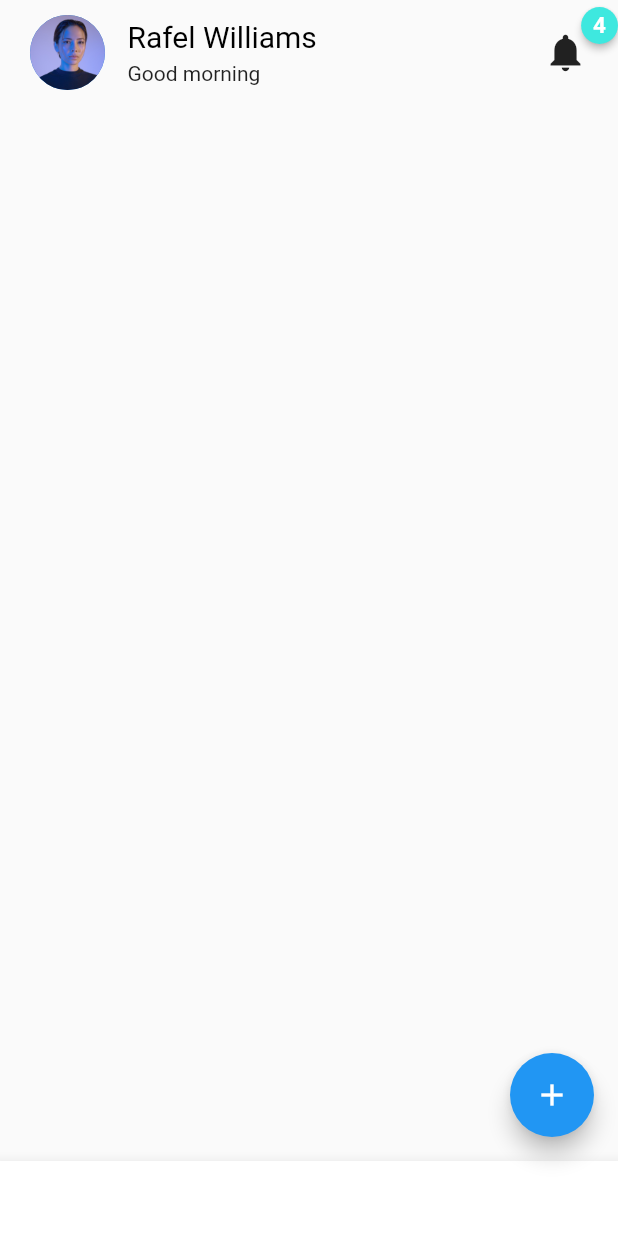
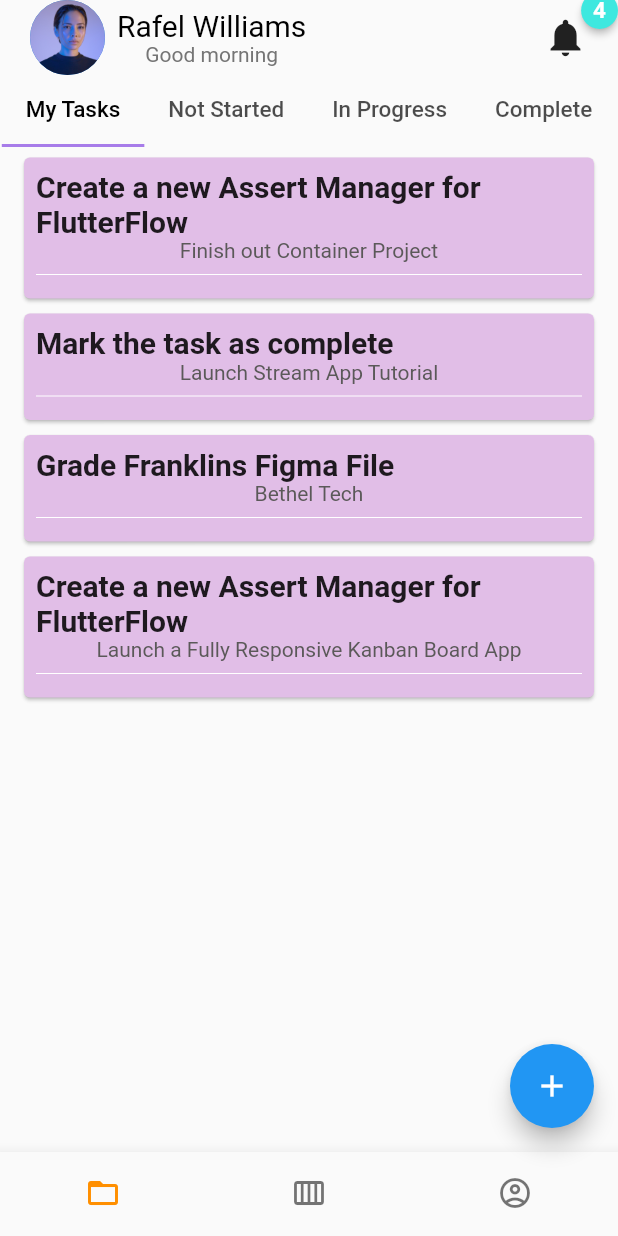
Before and after one commit to maureenyeh/UI-one, a Flutter app: the screen it shows after launch, after a tap on the "add" icon, on a phone screen of 412 x 824 dp. Run offline on Flutter 3.47's test engine with Material 2 defaults, Android fonts, the phone set to English and light mode, and no system bars; drawn by our look-alikes of badges.

Commit message:
add MyTask

```diff
--- /dev/null
+++ b/ui_one/lib/component/Appbar.dart
@@ -0,0 +1,169 @@
+import 'package:flutter/material.dart';
+import 'package:badges/badges.dart' as badges;
+
+import 'MyTask.dart';
+
+class Appbar extends StatelessWidget {
+  const Appbar({
+    super.key,
+    required TabController tabController,
+  }) : _tabController = tabController;
+
+  final TabController _tabController;
+
+  @override
+  Widget build(BuildContext context) {
+    return Scaffold(
+      appBar: PreferredSize(
+        preferredSize: Size.fromHeight(100),
+        child: SafeArea(
+          child: Container(
+              // decoration:
+              //     BoxDecoration(border: Border.all(), color: Colors.red),
+              child: Column(
+            children: [
+              Padding(
+                padding: const EdgeInsets.symmetric(horizontal: 20),
+                child: Row(
+                  mainAxisAlignment: MainAxisAlignment.spaceBetween,
+                  children: [
+                    Row(
+                      children: [
+                        Container(
+                          // height: 300,
+                          child: CircleAvatar(
+                            backgroundImage: AssetImage('assets/profile.jpg'),
+                            radius: 25,
+                          ),
+                        ),
+                        Container(
+                          child: Padding(
+                            padding: const EdgeInsets.symmetric(horizontal: 8),
+                            child: Column(
+                              // crossAxisAlignment: CrossAxisAlignment.start,
+                              // mainAxisAlignment: MainAxisAlignment.spaceAround,
+                              children: [
+                                Text(
+                                  'Rafel Williams',
+                                  style: TextStyle(
+                                    color: Colors.black,
+                                    fontSize: 20,
+                                  ),
+                                ),
+                                Text(
+                                  'Good morning',
+                                  style: TextStyle(color: Colors.grey[600]),
+                                )
+                              ],
+                            ),
+                          ),
+                        ),
+                      ],
+                    ),
+                    Center(
+                      child: Container(
+                        child: badges.Badge(
+                          position:
+                              badges.BadgePosition.topEnd(top: -20, end: -20),
+                          badgeContent: Text(
+                            '4',
+                            style: TextStyle(
+                              fontSize: 15,
+                              fontWeight: FontWeight.bold,
+                              color: Colors.white,
+                            ),
+                          ),
+                          badgeStyle: badges.BadgeStyle(
+                            badgeColor: Color.fromARGB(255, 62, 232, 223),
+                            padding: EdgeInsets.all(8),
+                            // elevation: 20,
+                          ),
+                          child: Icon(
+                            Icons.notifications,
+                            size: 30,
+                          ),
+                        ),
+                      ),
+                    ),
+                  ],
+                ),
+              ),
+              Container(
+                child: TabBar(
+                  controller: _tabController,
+                  labelColor: Colors.black,
+                  labelStyle: TextStyle(
+                    fontSize: 15,
+                  ),
+                  isScrollable: true,
+                  indicatorColor: Color.fromARGB(255, 167, 124, 233),
+                  tabs: <Widget>[
+                    Tab(
+                      text: 'My Tasks',
+                    ),
+                    Tab(
+                      text: 'Not Started',
+                    ),
+                    Tab(
+                      text: 'In Progress',
+                    ),
+                    Tab(
+                      text: 'Complete',
+                    ),
+                  ],
+                ),
+              ),
+            ],
+          )),
+        ),
+      ),
+      body: TabBarView(
+        controller: _tabController,
+        children: [
+          Container(
+            child: MyTask(),
+          ),
+          Container(
+            child: Text('456'),
+          ),
+          Container(
+            child: Text('789'),
+          ),
+          Container(
+            child: Text('000'),
+          ),
+        ],
+      ),
+      bottomNavigationBar: BottomNavigationBar(
+        showSelectedLabels: false,
+        showUnselectedLabels: false,
+        items: const <BottomNavigationBarItem>[
+          BottomNavigationBarItem(
+            icon: Icon(Icons.folder_open),
+            label: 'Home',
+          ),
+          BottomNavigationBarItem(
+            icon: Icon(Icons.calendar_view_week),
+            label: 'Business',
+          ),
+          BottomNavigationBarItem(
+            icon: Icon(Icons.account_circle_outlined),
+            label: 'School',
+          ),
+          // BottomNavigationBarItem(
+          //   icon: Icon(Icons.group_outlined),
+          //   label: 'School',
+          // ),
+        ],
+        currentIndex: 0,
+        selectedItemColor: Colors.amber[800],
+        // onTap: _onItemTapped,
+      ),
+      floatingActionButton: FloatingActionButton(
+        onPressed: () {},
+        child: const Icon(Icons.add),
+      ),
+      floatingActionButtonLocation: FloatingActionButtonLocation.endFloat,
+    );
+  }
+}
--- /dev/null
+++ b/ui_one/lib/component/MyTask.dart
@@ -0,0 +1,101 @@
+import 'package:flutter/material.dart';
+import 'package:badges/badges.dart' as badges;
+import '../model/TaskModel.dart';
+
+class MyTask extends StatefulWidget {
+  @override
+  State<MyTask> createState() => _MyTaskState();
+}
+
+class _MyTaskState extends State<MyTask> {
+  @override
+  Widget build(BuildContext context) {
+    List<TaskModel> tasks = [
+      TaskModel(
+          title: 'Create a new Assert Manager for FlutterFlow',
+          subTitle: 'Finish out Container Project',
+          publishDate: DateTime(2023, 4, 20, 12, 0)),
+      TaskModel(
+          title: 'Mark the task as complete',
+          subTitle: 'Launch Stream App Tutorial',
+          publishDate: DateTime(2023, 4, 20, 12, 0)),
+      TaskModel(
+          title: 'Grade Franklins Figma File',
+          subTitle: 'Bethel Tech',
+          publishDate: DateTime(2023, 3, 26, 23, 0)),
+      TaskModel(
+          title: 'Create a new Assert Manager for FlutterFlow',
+          subTitle: 'Launch a Fully Responsive Kanban Board App',
+          publishDate: DateTime(2023, 1, 25, 23, 0, 0)),
+    ];
+
+    Widget taskTemplate(TaskModel task) {
+      return Card(
+        margin: EdgeInsets.symmetric(horizontal: 16, vertical: 5),
+        color: Colors.purple[100],
+        child: Padding(
+          padding: const EdgeInsets.all(8.0),
+          child: Column(
+            // mainAxisSize: MainAxisSize.min,
+            children: [
+              Row(
+                // mainAxisSize: MainAxisSize.min,
+                mainAxisAlignment: MainAxisAlignment.start,
+                // crossAxisAlignment: CrossAxisAlignment.e,
+                children: [
+                  Expanded(
+                    flex: 3,
+                    child: Container(
+                      child: Text(
+                        '${task.title}',
+                        style: TextStyle(
+                          fontSize: 20,
+                          fontWeight: FontWeight.bold,
+                        ),
+                      ),
+                    ),
+                  ),
+                  // Expanded(
+                  //     flex: 1,
+                  //     child: Container(
+                  //       decoration: BoxDecoration(
+                  //           color: Colors.purple,
+                  //           borderRadius:
+                  //               BorderRadius.all(Radius.circular(30.0))),
+
+                  //       child: TextButton(
+                  //         // height: 30,
+                  //         child: Text(
+                  //           // '${task.state}',
+                  //           'In Progress',
+                  //           style: TextStyle(
+                  //             color: Colors.white,
+                  //             fontWeight: FontWeight.bold,
+                  //           ),
+                  //         ),
+                  //       ),
+                  //     ))
+                ],
+              ),
+              SizedBox(
+                child: Text(
+                  '${task.subTitle}',
+                  style: TextStyle(
+                    color: const Color.fromARGB(255, 91, 89, 89),
+                  ),
+                ),
+              ),
+              Divider(
+                color: Colors.white,
+              ),
+            ],
+          ),
+        ),
+      );
+    }
+
+    return Column(
+      children: tasks.map((value) => taskTemplate(value)).toList(),
+    );
+  }
+}
--- a/ui_one/lib/main.dart
+++ b/ui_one/lib/main.dart
@@ -1,5 +1,6 @@
 import 'package:flutter/material.dart';
-import 'package:badges/badges.dart' as badges;
+
+import 'component/Appbar.dart';
 
 void main() {
   runApp(const MainApp());
@@ -11,94 +12,30 @@ class MainApp extends StatelessWidget {
   @override
   Widget build(BuildContext context) {
     return MaterialApp(
-      home: Scaffold(
-        body: Padding(
-          padding: const EdgeInsets.fromLTRB(20, 10, 20, 0),
-          child: SafeArea(
-            child: Container(
-              height: 50,
-              child: Row(
-                crossAxisAlignment: CrossAxisAlignment.start,
-                children: [
-                  Container(
-                    child: CircleAvatar(
-                      backgroundImage: AssetImage('assets/profile.jpg'),
-                      radius: 25,
-                    ),
-                  ),
-                  Container(
-                    child: Padding(
-                      padding: const EdgeInsets.symmetric(horizontal: 15),
-                      child: Column(
-                        crossAxisAlignment: CrossAxisAlignment.start,
-                        mainAxisAlignment: MainAxisAlignment.spaceAround,
-                        children: [
-                          Text(
-                            'Rafel Williams',
-                            style: TextStyle(
-                              color: Colors.black,
-                              fontSize: 20,
-                            ),
-                          ),
-                          Text(
-                            'Good morning',
-                          )
-                        ],
-                      ),
-                    ),
-                  ),
-                  Expanded(
-                    child: Container(
-                      // decoration: BoxDecoration(border: Border.all()),
-                      child: Row(
-                        mainAxisAlignment: MainAxisAlignment.end,
-                        crossAxisAlignment: CrossAxisAlignment.stretch,
-                        children: [
-                          Center(
-                            child: Container(
-                              // decoration: BoxDecoration(border: Border.all()),
-                              child: badges.Badge(
-                                position: badges.BadgePosition.topEnd(
-                                    top: -20, end: -20),
-                                badgeContent: Text(
-                                  '4',
-                                  style: TextStyle(
-                                    fontSize: 15,
-                                    fontWeight: FontWeight.bold,
-                                    color: Colors.white,
-                                  ),
-                                ),
-                                badgeStyle: badges.BadgeStyle(
-                                  badgeColor: Color.fromARGB(255, 62, 232, 223),
-                                  padding: EdgeInsets.all(8),
-                                  // elevation: 20,
-                                ),
-                                child: Icon(
-                                  Icons.notifications,
-                                  size: 30,
-                                ),
-                              ),
-                            ),
-                          )
-                        ],
-                      ),
-                    ),
-                  )
-                ],
-              ),
-            ),
-          ),
-        ),
-        bottomNavigationBar: BottomAppBar(
-          shape: const CircularNotchedRectangle(),
-          child: Container(height: 50.0),
-        ),
-        floatingActionButton: FloatingActionButton(
-          onPressed: () {},
-          child: const Icon(Icons.add),
-        ),
-        floatingActionButtonLocation: FloatingActionButtonLocation.endFloat,
-      ),
+      home: HomePage(),
     );
   }
 }
+
+class HomePage extends StatefulWidget {
+  const HomePage({
+    super.key,
+  });
+
+  @override
+  State<HomePage> createState() => _HomePageState();
+}
+
+class _HomePageState extends State<HomePage> with TickerProviderStateMixin {
+  late TabController _tabController;
+  @override
+  void initState() {
+    super.initState();
+    _tabController = TabController(vsync: this, length: 4);
+  }
+
+  @override
+  Widget build(BuildContext context) {
+    return Appbar(tabController: _tabController).build(context);
+  }
+}
--- /dev/null
+++ b/ui_one/lib/model/TaskModel.dart
@@ -0,0 +1,11 @@
+class TaskModel {
+  String title;
+  String subTitle;
+  DateTime publishDate;
+  TaskStatus state = TaskStatus.notStarted;
+
+  TaskModel(
+      {required this.title, required this.subTitle, required this.publishDate});
+}
+
+enum TaskStatus { notStarted, inProgress, complete }
```
